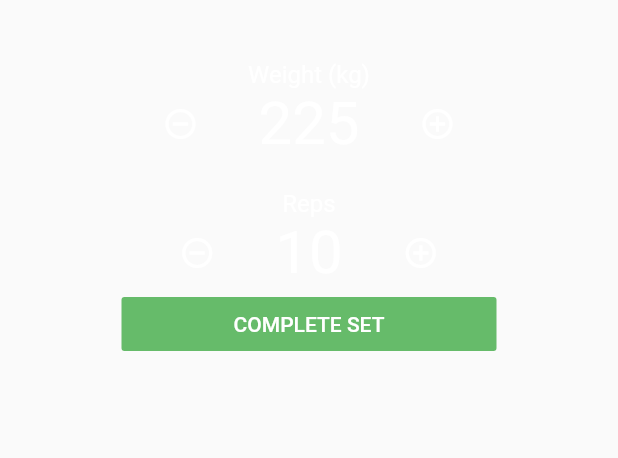
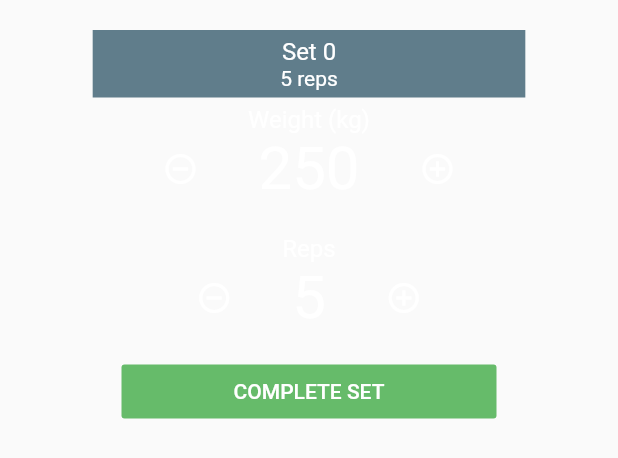
Before and after one commit to Gitvert/spotter, a Flutter app: what getWeightWidget() shows on an empty page, opened directly, on a phone screen of 412 x 824 dp. Shown: the top 458 px of the screen. Run offline on Flutter 3.47's test engine with Material 2 defaults, Android fonts, the phone set to English and light mode, and no system bars.

Commit message:
Add a set indicator at the top of each WeightWidget

```diff
--- a/lib/main.dart
+++ b/lib/main.dart
@@ -22,9 +22,9 @@ class MyApp extends StatelessWidget {
           backgroundColor: Colors.deepOrange,
         ),
         body: ListView.separated(
-          itemCount: 10,
+          itemCount: 3,
           itemBuilder: (BuildContext context, int index) {
-            return  _getMainListChildren(context, 0);
+            return  _getMainListChildren(context, index + 1);
           },
           separatorBuilder: (BuildContext context, int index) {
             return Divider(
@@ -40,7 +40,7 @@ class MyApp extends StatelessWidget {
   Widget _getMainListChildren(BuildContext context, int index) {
     return Column(
       children: [
-        getWeightWidget(),
+        getWeightWidget(index),
       ]
     );
   }
--- a/lib/widgets/WeightWidget.dart
+++ b/lib/widgets/WeightWidget.dart
@@ -1,4 +1,28 @@
 import 'package:flutter/material.dart';
+
+Widget _getSetInfoWidget(int set, int reps) {
+  return Container(
+    padding: const EdgeInsets.only(left: 125, right: 125, top: 5, bottom: 5),
+    color: Colors.blueGrey[500],
+    child: Column(
+      children: [
+        Text(
+          "Set " + set.toString(),
+          style: TextStyle(
+            color: Colors.white,
+            fontSize: 16
+          )
+        ),
+        Text(
+          reps.toString() + " reps",
+          style: TextStyle(
+            color: Colors.white
+          )
+        )
+      ]
+    )
+  );
+}
 
 Widget _getIconWidget(IconData icon) {
   return Container(
@@ -11,7 +35,7 @@ Widget _getIconWidget(IconData icon) {
 
 Widget _getAdjustWidget(String text, int number) {
   return Container(
-      padding: const EdgeInsets.only(top: 20),
+      padding: const EdgeInsets.only(top: 5, bottom: 15),
       child: Column(
         children: [
           Container(
@@ -65,13 +89,14 @@ Widget _getCompleteSetWidget() {
   );
 }
 
-Widget getWeightWidget() {
+Widget getWeightWidget(int set) {
   return Container(
     padding: const EdgeInsets.only(top: 20, bottom: 20),
     child: Column(
       children: [
-        _getAdjustWidget("Weight (kg)", 225),
-        _getAdjustWidget("Reps", 10),
+        _getSetInfoWidget(set, 5),
+        _getAdjustWidget("Weight (kg)", 250),
+        _getAdjustWidget("Reps", 5),
         _getCompleteSetWidget(),
       ]
     )
```
